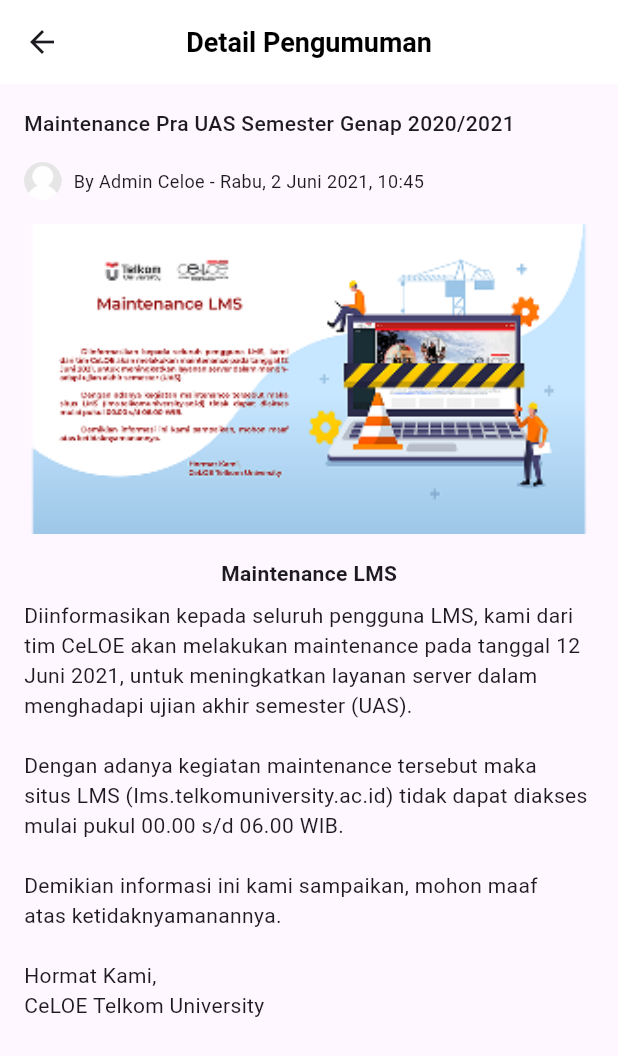
After one commit to Taufiqurrohman58/mls_mobile, a Flutter app: the DetailPengumumanScreen screen opened directly, on a phone screen of 412 x 824 dp. The commit adds this screen. Shown: the top 1056 px of the screen. Run offline on Flutter 3.47's test engine with Material 3 defaults, Android fonts, the phone set to English and light mode, and no system bars.

Commit message:
membuat detail pengumuman

```diff
--- /dev/null
+++ b/lib/screens/detail_pengumuman_screen.dart
@@ -0,0 +1,76 @@
+import 'package:flutter/material.dart';
+
+class DetailPengumumanScreen extends StatelessWidget {
+  final String title;
+  final String subtitle;
+  final String contentTitle;
+  final String content;
+  final String imagePath;
+
+  const DetailPengumumanScreen({
+    super.key,
+    required this.title,
+    required this.subtitle,
+    required this.contentTitle,
+    required this.content,
+    required this.imagePath,
+  });
+
+  @override
+  Widget build(BuildContext context) {
+    return Scaffold(
+      appBar: AppBar(
+        backgroundColor: Colors.white,
+        title: const Text(
+          'Detail Pengumuman',
+          style: TextStyle(
+            color: Colors.black,
+            fontSize: 18,
+            fontWeight: FontWeight.bold,
+          ),
+        ),
+        centerTitle: true,
+        leading: IconButton(
+          icon: const Icon(Icons.arrow_back),
+          onPressed: () => Navigator.of(context).pop(),
+        ),
+      ),
+      body: SingleChildScrollView(
+        padding: const EdgeInsets.all(16.0),
+        child: Column(
+          crossAxisAlignment: CrossAxisAlignment.start,
+          children: [
+            Text(
+              title,
+              style: const TextStyle(fontSize: 14, fontWeight: FontWeight.w500),
+            ),
+            const SizedBox(height: 16),
+            Row(
+              children: [
+                Image.asset(
+                  'assets/images/ic_person.png',
+                  width: 25,
+                  height: 25,
+                  fit: BoxFit.cover,
+                ),
+                const SizedBox(width: 8),
+                Text(subtitle, style: const TextStyle(fontSize: 12)),
+              ],
+            ),
+            const SizedBox(height: 16),
+            Image.asset(imagePath, width: double.infinity, fit: BoxFit.cover),
+            const SizedBox(height: 16),
+            Center(
+              child:Text(
+                contentTitle,
+                style: const TextStyle(fontSize: 14, fontWeight: FontWeight.bold),
+              ),
+            ),
+            const SizedBox(height: 8),
+            Text(content, style: const TextStyle(fontSize: 14)),
+          ],
+        ),
+      ),
+    );
+  }
+}
--- a/lib/screens/pengumuman_screen.dart
+++ b/lib/screens/pengumuman_screen.dart
@@ -1,5 +1,6 @@
 import 'package:flutter/material.dart';
 import '../widgets/announcement_item.dart';
+import 'detail_pengumuman_screen.dart';
 
 class PengumumanScreen extends StatelessWidget {
   const PengumumanScreen({super.key});
@@ -24,21 +25,72 @@ class PengumumanScreen extends StatelessWidget {
         ),
       ),
       body: ListView(
-        children: const [
-          AnnouncementItem(
+        children: [
+          GestureDetector(
+            onTap: () {
+              Navigator.push(
+                context,
+                MaterialPageRoute(
+                  builder: (context) => const DetailPengumumanScreen(
+                    title: 'Maintenance Pra UAS Semester Genap 2020/2021',
+                    subtitle: 'By Admin Celoe - Rabu, 2 Juni 2021, 10:45',
+                    contentTitle: 'Maintenance LMS',
+                    content:
+                        'Diinformasikan kepada seluruh pengguna LMS, kami dari tim CeLOE akan melakukan maintenance pada tanggal 12 Juni 2021, untuk meningkatkan layanan server dalam menghadapi ujian akhir semester (UAS).\n\nDengan adanya kegiatan maintenance tersebut maka\nsitus LMS (Ims.telkomuniversity.ac.id) tidak dapat diakses\nmulai pukul 00.00 s/d 06.00 WIB.\n\nDemikian informasi ini kami sampaikan, mohon maaf\natas ketidaknyamanannya.\n\nHormat Kami,\nCeLOE Telkom University',
+                    imagePath: 'assets/images/gambar_pengumuman.png',
+                  ),
+                ),
+              );
+            },
+            child: const AnnouncementItem(
               imagePath: 'assets/images/ic_speaker.png',
               title: 'Maintenance Pra UAS Semester Genap 2020/2021',
               subtitle: 'By Admin Celoe - Rabu, 2 Juni 2021, 10:45',
             ),
-          AnnouncementItem(
+          ),
+          GestureDetector(
+            onTap: () {
+              Navigator.push(
+                context,
+                MaterialPageRoute(
+                  builder: (context) => const DetailPengumumanScreen(
+                    title: 'Update Sistem LMS Mobile',
+                    subtitle: 'By Admin Celoe - Kamis, 3 Juni 2021, 14:30',
+                    contentTitle: 'Update Sistem',
+                    content:
+                        'Informasi update sistem LMS Mobile telah tersedia.\n\nSilakan update aplikasi untuk fitur terbaru.',
+                    imagePath: 'assets/images/no-image.png',
+                  ),
+                ),
+              );
+            },
+            child: const AnnouncementItem(
               imagePath: 'assets/images/ic_speaker.png',
               title: 'Update Sistem LMS Mobile',
               subtitle: 'By Admin Celoe - Kamis, 3 Juni 2021, 14:30',
             ),
-          AnnouncementItem(
+          ),
+          GestureDetector(
+            onTap: () {
+              Navigator.push(
+                context,
+                MaterialPageRoute(
+                  builder: (context) => const DetailPengumumanScreen(
+                    title: 'Pengumuman Libur Nasional',
+                    subtitle: 'By Admin Celoe - Jumat, 4 Juni 2021, 09:00',
+                    contentTitle: 'Libur Nasional',
+                    content:
+                        'Pengumuman libur nasional untuk hari raya.\n\nKampus akan tutup pada tanggal tersebut.',
+                    imagePath: 'assets/images/no-image.png',
+                  ),
+                ),
+              );
+            },
+            child: const AnnouncementItem(
               imagePath: 'assets/images/ic_speaker.png',
               title: 'Pengumuman Libur Nasional',
               subtitle: 'By Admin Celoe - Jumat, 4 Juni 2021, 09:00',
+            ),
           ),
         ],
       ),
--- a/pubspec.yaml
+++ b/pubspec.yaml
@@ -32,3 +32,5 @@ flutter:
     - assets/images/notif1.png
     - assets/images/ic_quiz.png
     - assets/images/ic_speaker.png
+    - assets/images/ic_person.png
+    - assets/images/no-image.png
```
Also changed, not shown: assets/images/no-image.png (added). Lines whose indentation alone changed are shown as unchanged.
